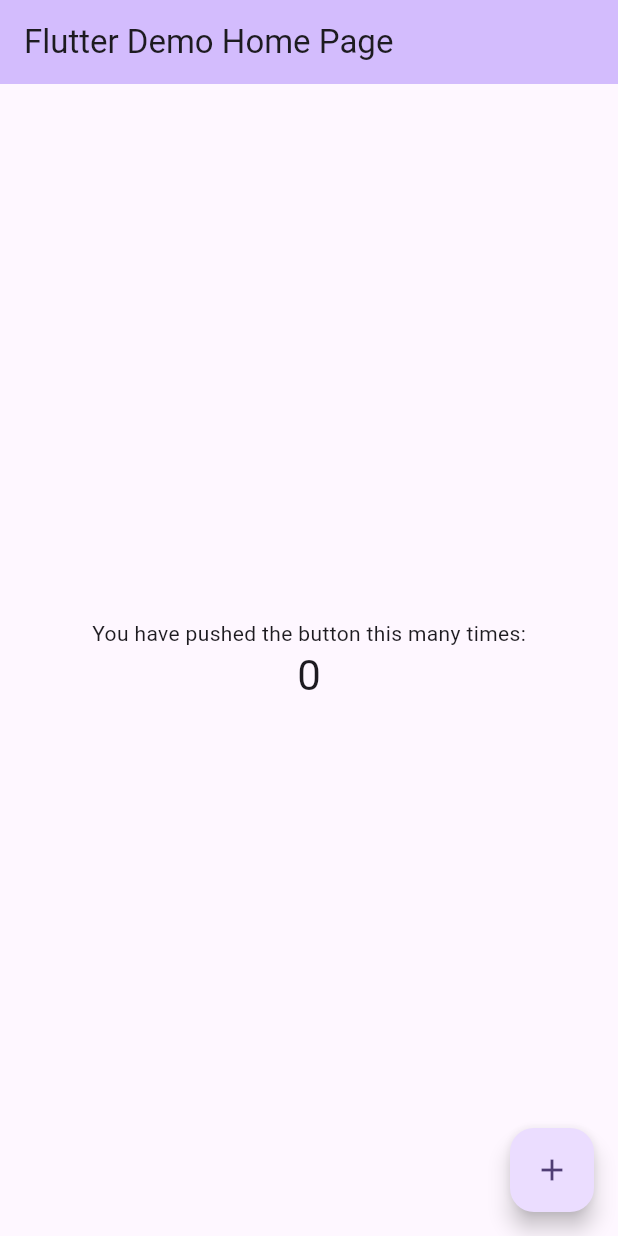
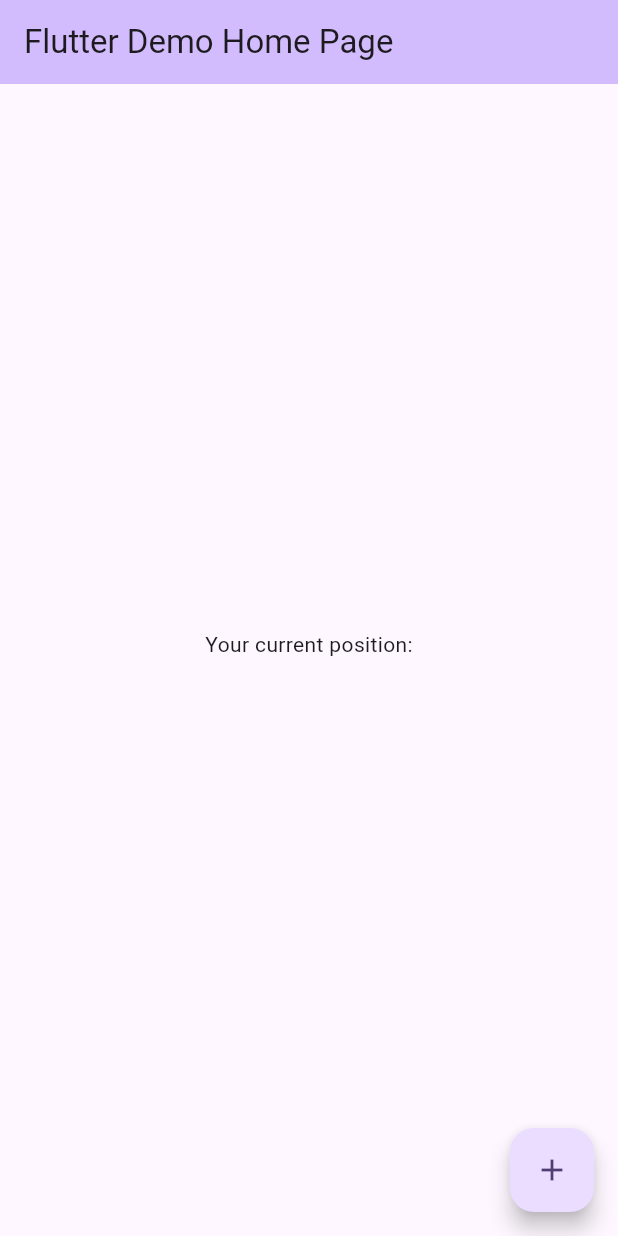
Before and after one commit to Rei0404nakada/restaurant_searcher, a Flutter app: the screen it shows after launch, on a phone screen of 412 x 824 dp. Run offline on Flutter 3.47's test engine with Material 3 defaults, Android fonts, the phone set to English and light mode, and no system bars; our stand-ins replace geolocator.

Commit message:
add: 位置情報取得設定追加

```diff
--- a/lib/main.dart
+++ b/lib/main.dart
@@ -1,11 +1,12 @@
 import 'package:flutter/material.dart';
+import 'package:geolocator/geolocator.dart';
 
 void main() {
   runApp(const MyApp());
 }
 
 class MyApp extends StatelessWidget {
-  const MyApp({super.key});
+  const MyApp({Key? key}) : super(key: key);
 
   @override
   Widget build(BuildContext context) {
@@ -21,7 +22,7 @@ class MyApp extends StatelessWidget {
 }
 
 class MyHomePage extends StatefulWidget {
-  const MyHomePage({super.key, required this.title});
+  const MyHomePage({Key? key, required this.title}) : super(key: key);
 
   final String title;
 
@@ -30,13 +31,7 @@ class MyHomePage extends StatefulWidget {
 }
 
 class _MyHomePageState extends State<MyHomePage> {
-  int _counter = 0;
-
-  void _incrementCounter() {
-    setState(() {
-      _counter++;
-    });
-  }
+  Position? _position; // 位置情報を保持する状態変数
 
   @override
   Widget build(BuildContext context) {
@@ -50,20 +45,66 @@ class _MyHomePageState extends State<MyHomePage> {
           mainAxisAlignment: MainAxisAlignment.center,
           children: <Widget>[
             const Text(
-              'You have pushed the button this many times:',
+              'Your current position:',
             ),
-            Text(
-              '$_counter',
-              style: Theme.of(context).textTheme.headlineMedium,
-            ),
+            // 位置情報を表示する部分
+            if (_position != null)
+              Text(
+                'Latitude: ${_position!.latitude}, Longitude: ${_position!.longitude}',
+                style: Theme.of(context).textTheme.titleLarge,
+              ),
+            // 位置情報が取得されるまでの表示
+            if (_position == null)
+              // CircularProgressIndicator(), // ローディングインジケーターを表示
+              Text(''),
           ],
         ),
       ),
       floatingActionButton: FloatingActionButton(
-        onPressed: _incrementCounter,
-        tooltip: 'Increment',
-        child: const Icon(Icons.add),
+        onPressed: () {
+          // ボタンが押されたときに位置情報を取得する
+          determinePosition().then((position) {
+            setState(() {
+              _position = position; // 取得した位置情報を状態に設定
+            });
+          }).catchError((error) {
+            setState(() {
+              _position = null; // エラーが発生した場合は状態をクリア
+            });
+            ScaffoldMessenger.of(context).showSnackBar(
+              SnackBar(
+                content: Text('Error: $error'), // エラーメッセージを表示
+              ),
+            );
+          });
+        },
+        tooltip: 'Get Position',
+        child: Icon(Icons.add),
       ),
     );
   }
 }
+
+Future<Position> determinePosition() async {
+  bool serviceEnabled;
+  LocationPermission permission;
+
+  serviceEnabled = await Geolocator.isLocationServiceEnabled();
+  if (!serviceEnabled) {
+    throw 'Location services are disabled.';
+  }
+
+  permission = await Geolocator.checkPermission();
+  if (permission == LocationPermission.denied) {
+    permission = await Geolocator.requestPermission();
+    if (permission == LocationPermission.denied) {
+      throw 'Location permissions are denied';
+    }
+  }
+
+  if (permission == LocationPermission.deniedForever) {
+    throw 'Location permissions are permanently denied, we cannot request permissions.';
+  }
+
+  return Geolocator.getCurrentPosition();
+}
--- a/pubspec.yaml
+++ b/pubspec.yaml
@@ -30,6 +30,7 @@ environment:
 dependencies:
   flutter:
     sdk: flutter
+  geolocator: ^8.2.0 #追加
 
 
   # The following adds the Cupertino Icons font to your application.
```
Also changed, not shown: pubspec.lock, 6 other files.
